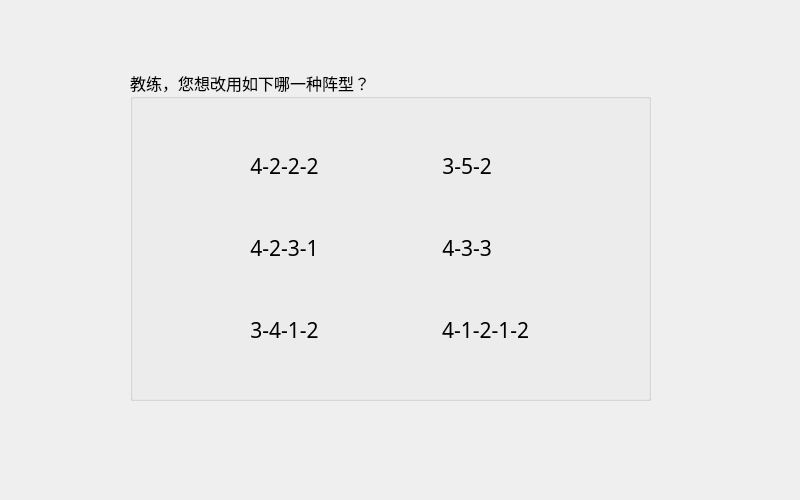
This is 团队课设/Football_Manager2/changeformationdialog.ui in 919106840539/My-Curriculum-Design as Qt 5 draws it before an edit. The edited form follows.
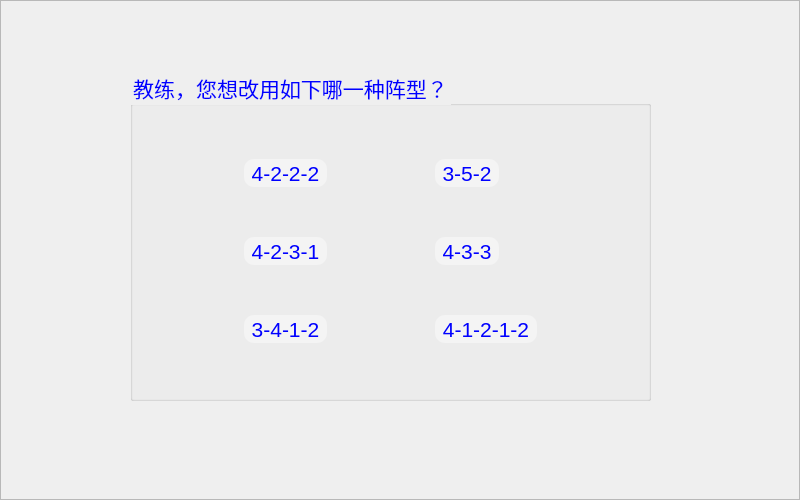
This is the edited form. Icons and pictures are not drawn.

What changed in the file:
```diff
--- a/团队课设/Football_Manager2/changeformationdialog.ui
+++ b/团队课设/Football_Manager2/changeformationdialog.ui
@@ -25,9 +25,12 @@
    <property name="font">
     <font>
      <family>黑体</family>
-     <pointsize>12</pointsize>
+     <pointsize>16</pointsize>
     </font>
    </property>
+   <property name="styleSheet">
+    <string notr="true">color: rgb(0, 0, 255);</string>
+   </property>
    <property name="title">
     <string>教练，您想改用如下哪一种阵型？</string>
    </property>
@@ -39,6 +42,12 @@
         <pointsize>16</pointsize>
        </font>
       </property>
+      <property name="styleSheet">
+       <string notr="true">QToolButton{border-radius: 10px;background-color: rgba(255, 255, 255,0.4);
+color: rgb(0, 0, 255);}
+QToolButton:hover{background-color: rgba(191, 255, 254,0.8);}
+</string>
+      </property>
       <property name="text">
        <string>4-2-2-2</string>
       </property>
@@ -54,6 +63,12 @@
         <pointsize>16</pointsize>
        </font>
       </property>
+      <property name="styleSheet">
+       <string notr="true">QToolButton{border-radius: 10px;background-color: rgba(255, 255, 255,0.4);
+color: rgb(0, 0, 255);}
+QToolButton:hover{background-color: rgba(191, 255, 254,0.8);}
+</string>
+      </property>
       <property name="text">
        <string>3-5-2</string>
       </property>
@@ -69,6 +84,12 @@
         <pointsize>16</pointsize>
        </font>
       </property>
+      <property name="styleSheet">
+       <string notr="true">QToolButton{border-radius: 10px;background-color: rgba(255, 255, 255,0.4);
+color: rgb(0, 0, 255);}
+QToolButton:hover{background-color: rgba(191, 255, 254,0.8);}
+</string>
+      </property>
       <property name="text">
        <string>4-2-3-1</string>
       </property>
@@ -84,6 +105,12 @@
         <pointsize>16</pointsize>
        </font>
       </property>
+      <property name="styleSheet">
+       <string notr="true">QToolButton{border-radius: 10px;background-color: rgba(255, 255, 255,0.4);
+color: rgb(0, 0, 255);}
+QToolButton:hover{background-color: rgba(191, 255, 254,0.8);}
+</string>
+      </property>
       <property name="text">
        <string>4-3-3</string>
       </property>
@@ -99,6 +126,12 @@
         <pointsize>16</pointsize>
        </font>
       </property>
+      <property name="styleSheet">
+       <string notr="true">QToolButton{border-radius: 10px;background-color: rgba(255, 255, 255,0.4);
+color: rgb(0, 0, 255);}
+QToolButton:hover{background-color: rgba(191, 255, 254,0.8);}
+</string>
+      </property>
       <property name="text">
        <string>3-4-1-2</string>
       </property>
@@ -114,6 +147,12 @@
         <pointsize>16</pointsize>
        </font>
       </property>
+      <property name="styleSheet">
+       <string notr="true">QToolButton{border-radius: 10px;background-color: rgba(255, 255, 255,0.4);
+color: rgb(0, 0, 255);}
+QToolButton:hover{background-color: rgba(191, 255, 254,0.8);}
+</string>
+      </property>
       <property name="text">
        <string>4-1-2-1-2</string>
       </property>
@@ -124,6 +163,27 @@
     </item>
    </layout>
   </widget>
+  <widget class="QFrame" name="frame">
+   <property name="geometry">
+    <rect>
+     <x>0</x>
+     <y>0</y>
+     <width>800</width>
+     <height>500</height>
+    </rect>
+   </property>
+   <property name="styleSheet">
+    <string notr="true">#frame{background-image: url(:/Image/Football_Match_backgroud_image.jpg);}</string>
+   </property>
+   <property name="frameShape">
+    <enum>QFrame::StyledPanel</enum>
+   </property>
+   <property name="frameShadow">
+    <enum>QFrame::Raised</enum>
+   </property>
+  </widget>
+  <zorder>frame</zorder>
+  <zorder>groupBox</zorder>
  </widget>
  <resources/>
  <connections/>
```
